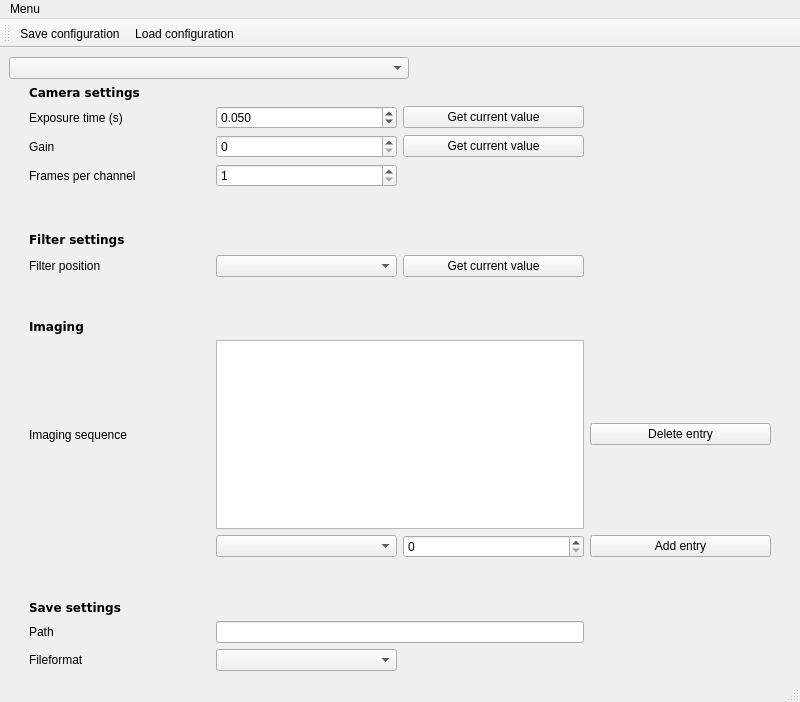
Qt form gui/experiment_configurator/ui_exp_configurator.ui (fbarho/qudi-cbs) before a commit.
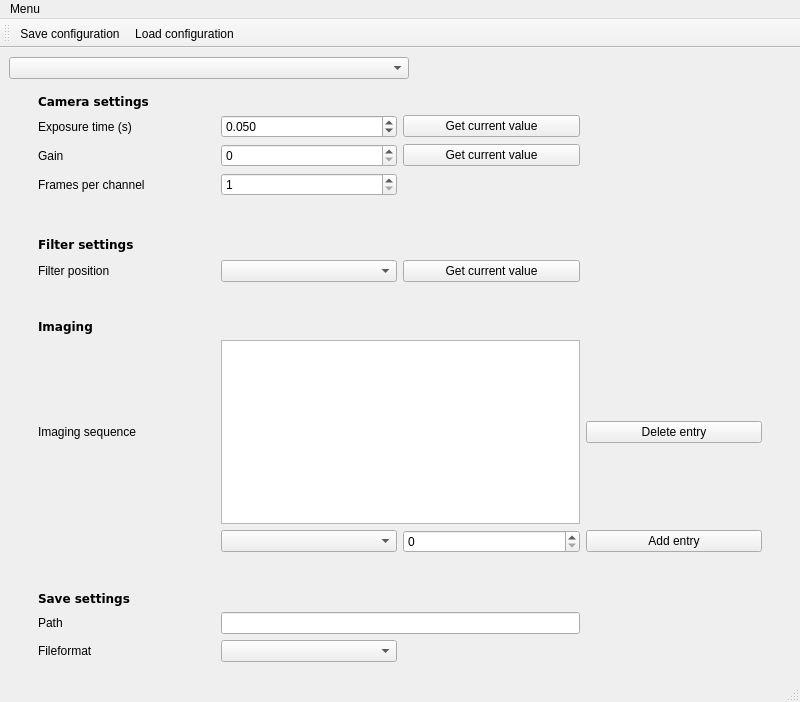
The same form after that commit.

Patch:
```diff
--- a/gui/experiment_configurator/ui_exp_configurator.ui
+++ b/gui/experiment_configurator/ui_exp_configurator.ui
@@ -26,6 +26,7 @@
      </widget>
     </item>
     <item>
+     <widget class="QWidget" name="formWidget" native="true">
      <layout class="QGridLayout" name="gridLayout">
       <item row="11" column="1">
        <spacer name="verticalSpacer_3">
@@ -286,6 +287,7 @@
        <widget class="QComboBox" name="fileformat_ComboBox"/>
       </item>
      </layout>
+     </widget>
     </item>
    </layout>
   </widget>
```
Lines whose indentation alone changed are shown as unchanged.
